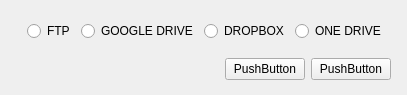
Before: the Qt Designer form src/gui/main.ui in BrahmanTeam/KarmaCrypt, drawn with Qt 5.
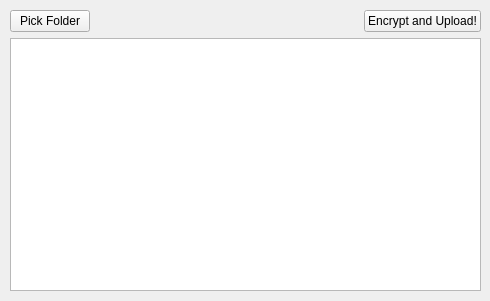
After: the same form once the commit is applied.

Commit message: Now it works!

Patch:
```diff
--- a/src/gui/main.ui
+++ b/src/gui/main.ui
@@ -6,8 +6,8 @@
    <rect>
     <x>0</x>
     <y>0</y>
-    <width>407</width>
-    <height>95</height>
+    <width>490</width>
+    <height>301</height>
    </rect>
   </property>
   <property name="windowTitle">
@@ -17,75 +17,22 @@
    <widget class="QWidget" name="verticalLayoutWidget">
     <property name="geometry">
      <rect>
-      <x>0</x>
+      <x>10</x>
       <y>10</y>
-      <width>401</width>
-      <height>81</height>
+      <width>471</width>
+      <height>281</height>
      </rect>
     </property>
     <layout class="QVBoxLayout" name="verticalLayout">
-     <property name="bottomMargin">
-      <number>0</number>
-     </property>
      <item>
-      <layout class="QGridLayout" name="gridLayout">
-       <property name="leftMargin">
-        <number>15</number>
-       </property>
-       <property name="rightMargin">
-        <number>15</number>
-       </property>
-       <property name="bottomMargin">
-        <number>0</number>
-       </property>
-       <item row="0" column="2">
-        <widget class="QRadioButton" name="gdRadio">
+      <layout class="QHBoxLayout" name="horizontalLayout">
+       <item>
+        <widget class="QPushButton" name="folderBtn">
          <property name="text">
-          <string>GOOGLE DRIVE</string>
+          <string>Pick Folder</string>
          </property>
         </widget>
        </item>
-       <item row="0" column="3">
-        <widget class="QRadioButton" name="dropboxRadio">
-         <property name="text">
-          <string>DROPBOX</string>
-         </property>
-        </widget>
-       </item>
-       <item row="0" column="1">
-        <widget class="QRadioButton" name="ftpRadio">
-         <property name="text">
-          <string>FTP</string>
-         </property>
-        </widget>
-       </item>
-       <item row="0" column="4">
-        <widget class="QRadioButton" name="odRadio">
-         <property name="text">
-          <string>ONE DRIVE</string>
-         </property>
-        </widget>
-       </item>
-       <item row="0" column="0">
-        <spacer name="horizontalSpacer_2">
-         <property name="orientation">
-          <enum>Qt::Horizontal</enum>
-         </property>
-         <property name="sizeHint" stdset="0">
-          <size>
-           <width>40</width>
-           <height>20</height>
-          </size>
-         </property>
-        </spacer>
-       </item>
-      </layout>
-     </item>
-     <item>
-      <layout class="QHBoxLayout" name="horizontalLayout_4">
-       <property name="rightMargin">
-        <number>10</number>
-       </property>
        <item>
         <spacer name="horizontalSpacer">
          <property name="orientation">
@@ -100,21 +47,17 @@
         </spacer>
        </item>
        <item>
-        <widget class="QPushButton" name="connectBtn">
+        <widget class="QPushButton" name="encryptBtn">
          <property name="text">
-          <string>PushButton</string>
-         </property>
-        </widget>
-       </item>
-       <item>
-        <widget class="QPushButton" name="configBtn">
-         <property name="text">
-          <string>PushButton</string>
+          <string>Encrypt and Upload!</string>
          </property>
         </widget>
        </item>
       </layout>
      </item>
+     <item>
+      <widget class="QListWidget" name="fileView"/>
+     </item>
     </layout>
    </widget>
   </widget>
```
Left out of the diff: 2 changed lines with no effect on the pictures. The commit also changes 2 other files.
